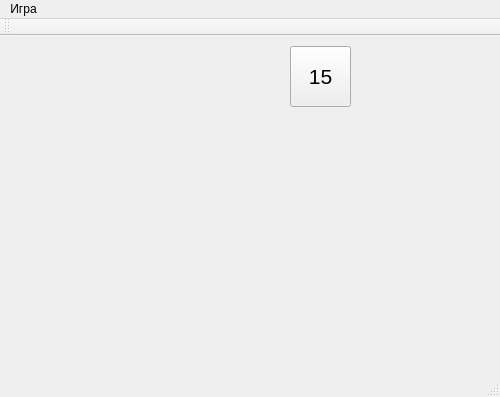
Before: the Qt Designer form mainwindow.ui in levelp/Qt_FifteenPuzzle, drawn with Qt 5.
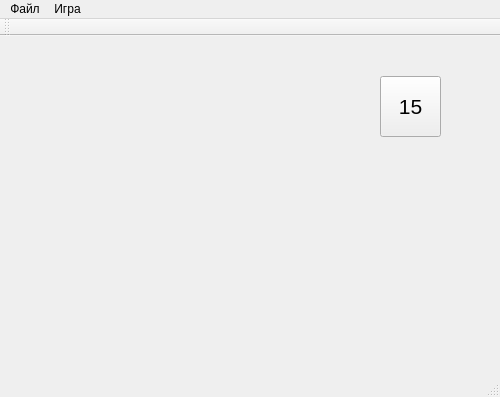
After: the same form once the commit is applied.

What changed in the file:
```diff
--- a/mainwindow.ui
+++ b/mainwindow.ui
@@ -17,8 +17,8 @@
    <widget class="QPushButton" name="prototypeButton">
     <property name="geometry">
      <rect>
-      <x>290</x>
-      <y>10</y>
+      <x>380</x>
+      <y>40</y>
       <width>61</width>
       <height>61</height>
      </rect>
@@ -60,6 +60,16 @@
     </property>
     <addaction name="gameSettingsAction"/>
    </widget>
+   <widget class="QMenu" name="menu_2">
+    <property name="title">
+     <string>Файл</string>
+    </property>
+    <addaction name="saveGameAction"/>
+    <addaction name="loadGameAction"/>
+    <addaction name="separator"/>
+    <addaction name="exitAction"/>
+   </widget>
+   <addaction name="menu_2"/>
    <addaction name="menu"/>
   </widget>
   <widget class="QToolBar" name="mainToolBar">
```
Left out of the diff: 24 changed lines with no effect on the pictures.
